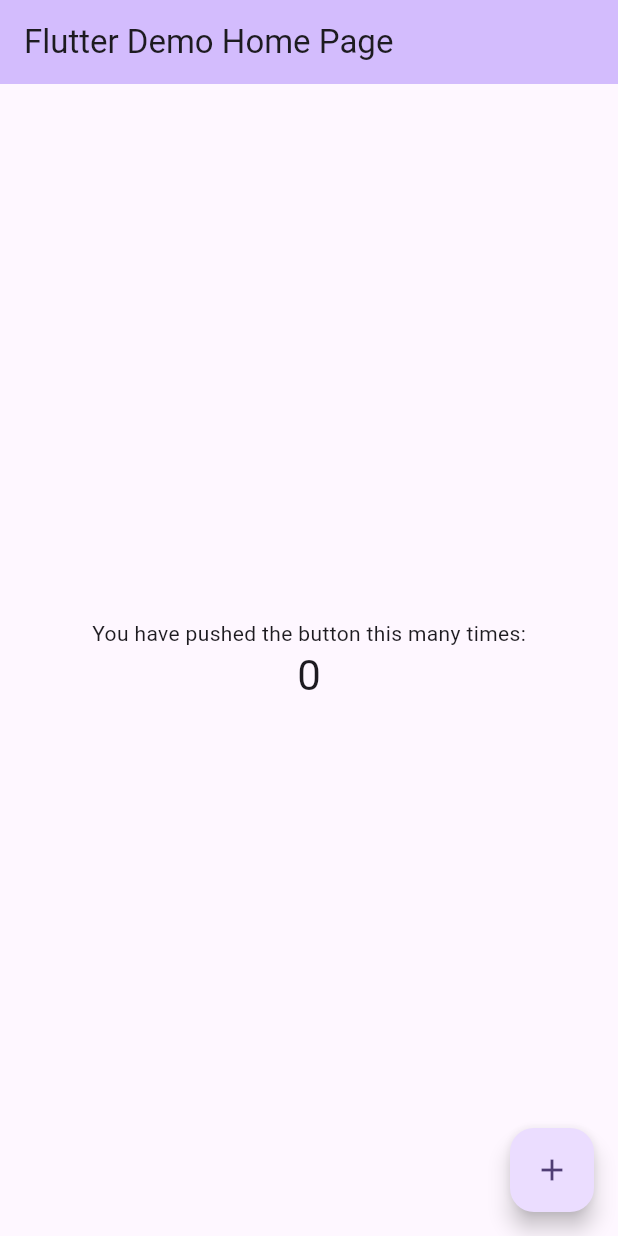
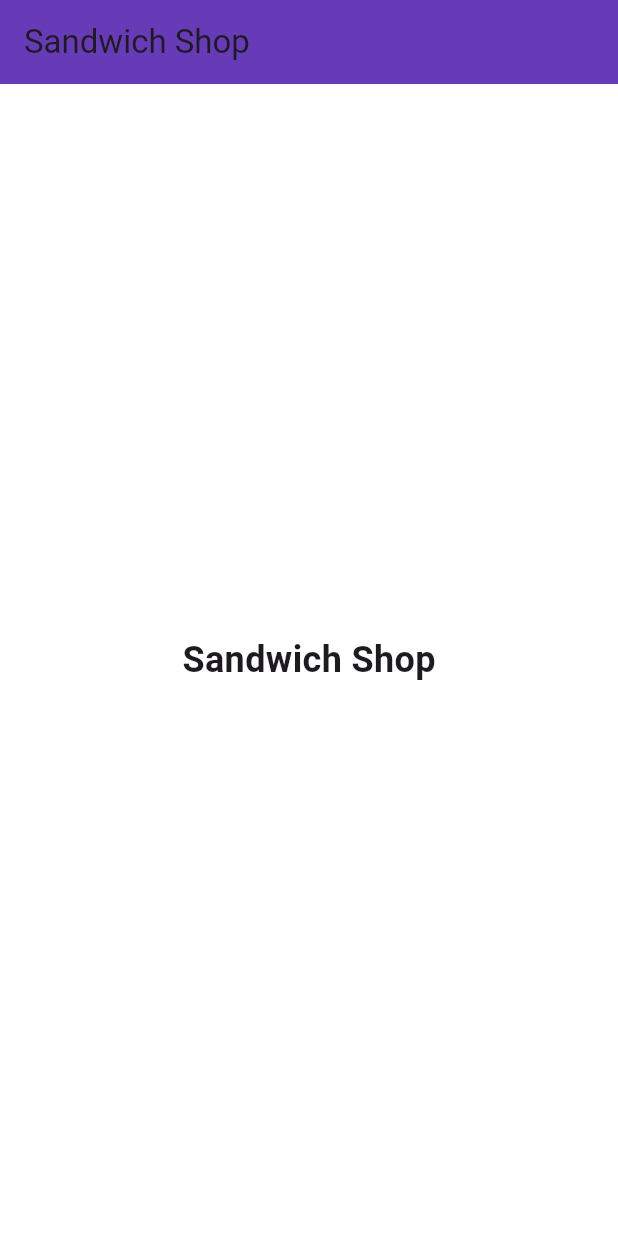
Before and after one commit to ririshar/sandwhich_shop, a Flutter app: the screen it shows after launch, on a phone screen of 412 x 824 dp. Run offline on Flutter 3.47's test engine with Material 3 defaults, Android fonts, the phone set to English and light mode, and no system bars.

Commit message:
Title change

```diff
--- a/lib/main.dart
+++ b/lib/main.dart
@@ -11,112 +11,32 @@ class MyApp extends StatelessWidget {
   @override
   Widget build(BuildContext context) {
     return MaterialApp(
-      title: 'Flutter Demo',
+      title: 'Sandwich Shop App', // Updated title
       theme: ThemeData(
-        // This is the theme of your application.
-        //
-        // TRY THIS: Try running your application with "flutter run". You'll see
-        // the application has a purple toolbar. Then, without quitting the app,
-        // try changing the seedColor in the colorScheme below to Colors.green
-        // and then invoke "hot reload" (save your changes or press the "hot
-        // reload" button in a Flutter-supported IDE, or press "r" if you used
-        // the command line to start the app).
-        //
-        // Notice that the counter didn't reset back to zero; the application
-        // state is not lost during the reload. To reset the state, use hot
-        // restart instead.
-        //
-        // This works for code too, not just values: Most code changes can be
-        // tested with just a hot reload.
         colorScheme: ColorScheme.fromSeed(seedColor: Colors.deepPurple),
       ),
-      home: const MyHomePage(title: 'Flutter Demo Home Page'),
+      home: const PlainWhiteScreen(), // Updated to a plain white screen
     );
   }
 }
 
-class MyHomePage extends StatefulWidget {
-  const MyHomePage({super.key, required this.title});
-
-  // This widget is the home page of your application. It is stateful, meaning
-  // that it has a State object (defined below) that contains fields that affect
-  // how it looks.
-
-  // This class is the configuration for the state. It holds the values (in this
-  // case the title) provided by the parent (in this case the App widget) and
-  // used by the build method of the State. Fields in a Widget subclass are
-  // always marked "final".
-
-  final String title;
-
-  @override
-  State<MyHomePage> createState() => _MyHomePageState();
-}
-
-class _MyHomePageState extends State<MyHomePage> {
-  int _counter = 0;
-
-  void _incrementCounter() {
-    setState(() {
-      // This call to setState tells the Flutter framework that something has
-      // changed in this State, which causes it to rerun the build method below
-      // so that the display can reflect the updated values. If we changed
-      // _counter without calling setState(), then the build method would not be
-      // called again, and so nothing would appear to happen.
-      _counter++;
-    });
-  }
+class PlainWhiteScreen extends StatelessWidget {
+  const PlainWhiteScreen({super.key});
 
   @override
   Widget build(BuildContext context) {
-    // This method is rerun every time setState is called, for instance as done
-    // by the _incrementCounter method above.
-    //
-    // The Flutter framework has been optimized to make rerunning build methods
-    // fast, so that you can just rebuild anything that needs updating rather
-    // than having to individually change instances of widgets.
     return Scaffold(
       appBar: AppBar(
-        // TRY THIS: Try changing the color here to a specific color (to
-        // Colors.amber, perhaps?) and trigger a hot reload to see the AppBar
-        // change color while the other colors stay the same.
-        backgroundColor: Theme.of(context).colorScheme.inversePrimary,
-        // Here we take the value from the MyHomePage object that was created by
-        // the App.build method, and use it to set our appbar title.
-        title: Text(widget.title),
+        title: const Text('Sandwich Shop'), // Label for the screen
+        backgroundColor: Colors.deepPurple,
       ),
-      body: Center(
-        // Center is a layout widget. It takes a single child and positions it
-        // in the middle of the parent.
-        child: Column(
-          // Column is also a layout widget. It takes a list of children and
-          // arranges them vertically. By default, it sizes itself to fit its
-          // children horizontally, and tries to be as tall as its parent.
-          //
-          // Column has various properties to control how it sizes itself and
-          // how it positions its children. Here we use mainAxisAlignment to
-          // center the children vertically; the main axis here is the vertical
-          // axis because Columns are vertical (the cross axis would be
-          // horizontal).
-          //
-          // TRY THIS: Invoke "debug painting" (choose the "Toggle Debug Paint"
-          // action in the IDE, or press "p" in the console), to see the
-          // wireframe for each widget.
-          mainAxisAlignment: MainAxisAlignment.center,
-          children: <Widget>[
-            const Text('You have pushed the button this many times:'),
-            Text(
-              '$_counter',
-              style: Theme.of(context).textTheme.headlineMedium,
-            ),
-          ],
+      body: const Center(
+        child: Text(
+          'Sandwich Shop',
+          style: TextStyle(fontSize: 24, fontWeight: FontWeight.bold),
         ),
       ),
-      floatingActionButton: FloatingActionButton(
-        onPressed: _incrementCounter,
-        tooltip: 'Increment',
-        child: const Icon(Icons.add),
-      ), // This trailing comma makes auto-formatting nicer for build methods.
+      backgroundColor: Colors.white, // Plain white background
     );
   }
 }
```
